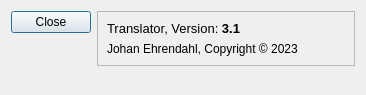
Monochrome-Inc/translator_app, file dialogabout.ui: the form before one commit.
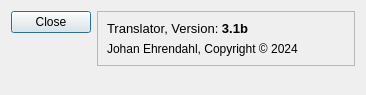
The form after the commit.

```diff
--- a/dialogabout.ui
+++ b/dialogabout.ui
@@ -33,7 +33,7 @@
       <item>
        <widget class="QLabel" name="label_2">
         <property name="text">
-         <string>&lt;html&gt;&lt;head/&gt;&lt;body&gt;&lt;p&gt;&lt;span style=&quot; font-size:10pt;&quot;&gt;Translator, Version: &lt;/span&gt;&lt;span style=&quot; font-size:10pt; font-weight:600;&quot;&gt;3.1&lt;/span&gt;&lt;/p&gt;&lt;/body&gt;&lt;/html&gt;</string>
+         <string>&lt;html&gt;&lt;head/&gt;&lt;body&gt;&lt;p&gt;&lt;span style=&quot; font-size:10pt;&quot;&gt;Translator, Version: &lt;/span&gt;&lt;span style=&quot; font-size:10pt; font-weight:600;&quot;&gt;3.1b&lt;/span&gt;&lt;/p&gt;&lt;/body&gt;&lt;/html&gt;</string>
         </property>
         <property name="scaledContents">
          <bool>true</bool>
@@ -43,7 +43,7 @@
       <item>
        <widget class="QLabel" name="label">
         <property name="text">
-         <string>&lt;html&gt;&lt;head/&gt;&lt;body&gt;&lt;p&gt;Johan Ehrendahl, Copyright © 2023&lt;/p&gt;&lt;/body&gt;&lt;/html&gt;</string>
+         <string>&lt;html&gt;&lt;head/&gt;&lt;body&gt;&lt;p&gt;Johan Ehrendahl, Copyright © 2024&lt;/p&gt;&lt;/body&gt;&lt;/html&gt;</string>
         </property>
         <property name="scaledContents">
          <bool>true</bool>
```
